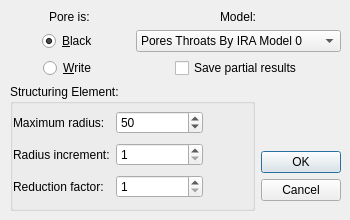
Before: the Qt Designer form src/dialogPoresThroats.ui in ldsc/lvp, drawn with Qt 5.
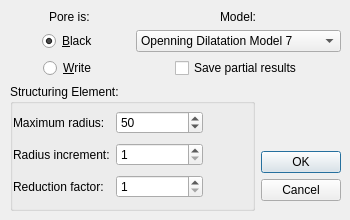
After: the same form once the commit is applied. Icons and pictures are not drawn.

Commit message: Modificações realizadas para atender a nova estrutura da classe CAberturaDilatacao3D

Diff of the .ui file:
```diff
--- a/src/dialogPoresThroats.ui
+++ b/src/dialogPoresThroats.ui
@@ -144,16 +144,6 @@
     </item>
     <item row="1" column="1" colspan="2">
      <widget class="QComboBox" name="comboBoxModel">
-      <item>
-       <property name="text">
-        <string>Pores Throats By IRA Model 0</string>
-       </property>
-      </item>
-      <item>
-       <property name="text">
-        <string>Openning Dilatation Model 8</string>
-       </property>
-      </item>
       <item>
        <property name="text">
         <string>Openning Dilatation Model 7</string>
```
Left out of the diff: 25 changed lines with no effect on the pictures. The commit also changes 1 other file.
